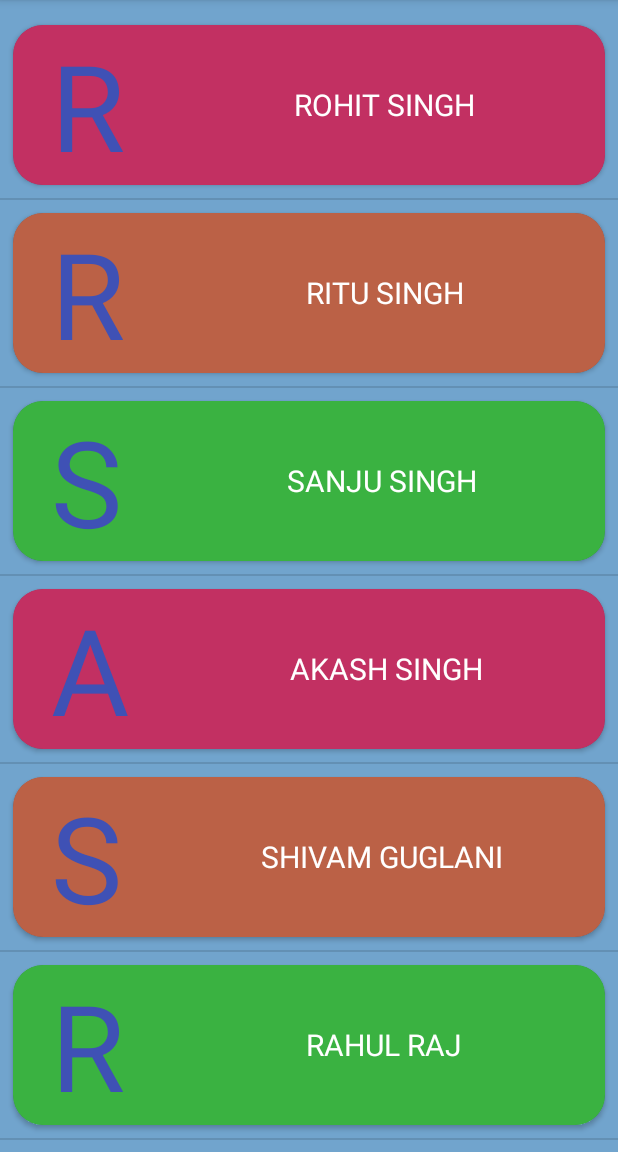
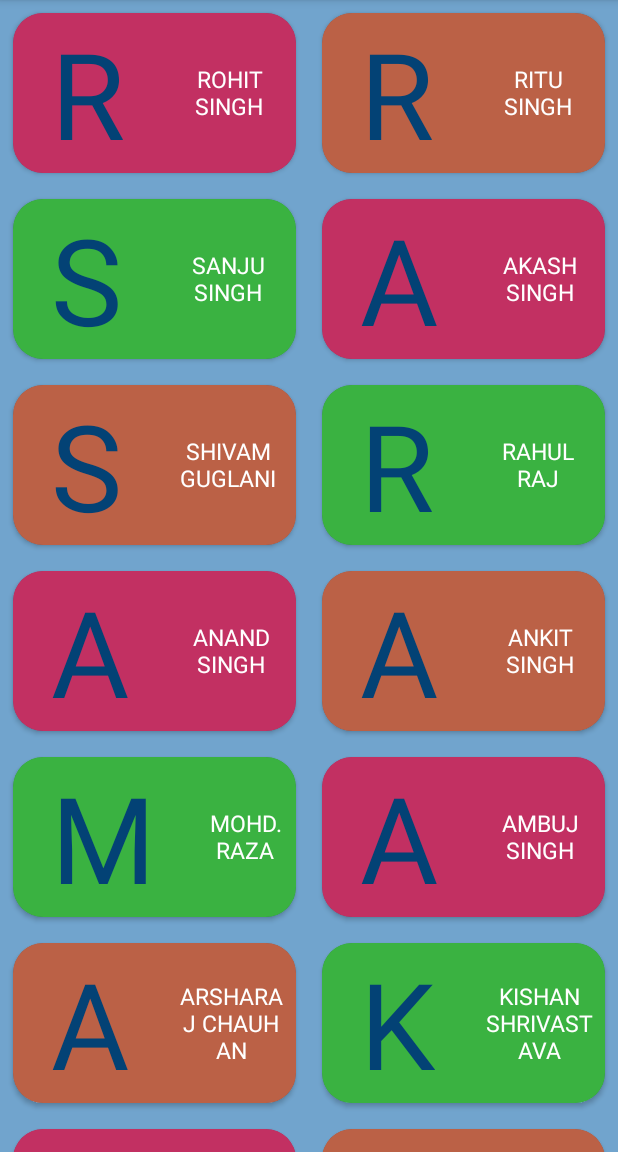
Before and after one commit to rohitsinghkcodes/-Linux--Android_Studio, an Android app: the screen it shows after launch (MainActivity), on a phone screen of 412 x 824 dp, the part 84-1236 px from its top. Run offline under Robolectric (Android 15) with nearby library versions, the phone set to English and light mode, and no system bars.

Commit message:
card+list: listVIew converted into gridView

```diff
--- a/CardList/app/src/main/java/com/example/cardlist/MainActivity.java
+++ b/CardList/app/src/main/java/com/example/cardlist/MainActivity.java
@@ -7,13 +7,14 @@ import android.view.LayoutInflater;
 import android.view.View;
 import android.view.ViewGroup;
 import android.widget.BaseAdapter;
+import android.widget.GridView;
 import android.widget.ListView;
 import android.widget.TextView;
 
 import java.util.ArrayList;
 
 public class MainActivity extends AppCompatActivity {
-    ListView list;
+    GridView gridView;
     ListAdap myAdapter;
     ArrayList<String> data = new ArrayList<>();
     ArrayList<Integer> colors = new ArrayList<>();
@@ -23,10 +24,10 @@ public class MainActivity extends AppCompatActivity {
         super.onCreate(savedInstanceState);
         setContentView(R.layout.activity_main);
 
-        list = findViewById(R.id.list);
+        gridView = findViewById(R.id.grid);
         myAdapter = new ListAdap();
 
-        list.setAdapter(myAdapter);
+        gridView.setAdapter(myAdapter);
 
         data.add("ROHIT SINGH");
         data.add("RITU SINGH");
@@ -40,18 +41,17 @@ public class MainActivity extends AppCompatActivity {
         data.add("AMBUJ SINGH");
         data.add("ARSHARAJ CHAUHAN");
 
+        data.add("KISHAN SHRIVASTAVA");
+        data.add("HRITIK ARORA");
+        data.add("SAHIL SHHRIVASTAVA");
+        data.add("VIBHOR TYAGI");
+        data.add("SHRAVAN PURWAR");
+        data.add("SACHIN BAGHEL");
 
         colors.add(R.color.PinkCard);
         colors.add(R.color.OrangeCard);
         colors.add(R.color.greenCard);
-        colors.add(R.color.PinkCard);
-        colors.add(R.color.OrangeCard);
-        colors.add(R.color.greenCard);;
-        colors.add(R.color.PinkCard);
-        colors.add(R.color.OrangeCard);
-        colors.add(R.color.greenCard);
-        colors.add(R.color.PinkCard);
-        colors.add(R.color.OrangeCard);
+
 
 
     }
@@ -79,8 +79,9 @@ public class MainActivity extends AppCompatActivity {
             View v = LayoutInflater.from(getApplicationContext()).inflate(R.layout.itemlayout, null);
             TextView initial = v.findViewById(R.id.initial);
             TextView name = v.findViewById(R.id.name);
-            initial.setBackgroundColor(getResources().getColor(colors.get(position)));
-            name.setBackgroundColor(getResources().getColor(colors.get(position)));
+            int pos = position%colors.size();
+            initial.setBackgroundColor(getResources().getColor(colors.get(pos)));
+            name.setBackgroundColor(getResources().getColor(colors.get(pos)));
 
             initial.setText(data.get(position).charAt(0) + "");
             name.setText(data.get(position));
--- a/CardList/app/src/main/res/layout/activity_main.xml
+++ b/CardList/app/src/main/res/layout/activity_main.xml
@@ -7,10 +7,9 @@
     android:background="@color/BackBlue"
     tools:context=".MainActivity">
 
-    <ListView
-        android:id="@+id/list"
+    <GridView
+        android:id="@+id/grid"
+        android:numColumns="2"
         android:layout_width="match_parent"
-        android:layout_height="match_parent"
-        android:layout_marginTop="8dp"
-        app:layout_constraintTop_toTopOf="parent" />
+        android:layout_height="match_parent" />
 </androidx.constraintlayout.widget.ConstraintLayout>
--- a/CardList/app/src/main/res/layout/itemlayout.xml
+++ b/CardList/app/src/main/res/layout/itemlayout.xml
@@ -22,7 +22,7 @@
             android:id="@+id/initial"
             android:layout_width="wrap_content"
             android:layout_height="wrap_content"
-            android:background="@color/LightYellow"
+            android:background="@color/OrangeCard"
             android:paddingHorizontal="25dp"
             android:text="R"
             android:textColor="@color/DarkBlue"
@@ -32,12 +32,13 @@
             android:id="@+id/name"
             android:layout_width="match_parent"
             android:layout_height="match_parent"
-            android:background="@color/LightYellow"
+            android:background="@color/OrangeCard"
             android:gravity="center"
             android:layout_gravity="center"
             android:text="ROHIT SINGH"
             android:textColor="@color/white"
-            android:textSize="20dp" />
+            android:textSize="15dp"
+            android:paddingHorizontal="8dp"/>
 
     </LinearLayout>
 
--- a/CardList/app/src/main/res/values/colors.xml
+++ b/CardList/app/src/main/res/values/colors.xml
@@ -3,7 +3,7 @@
     <color name="colorPrimary">#2196F3</color>
     <color name="colorPrimaryDark">#3F51B5</color>
     <color name="colorAccent">#03DAC5</color>
-    <color name="DarkBlue">#3F51B5</color>
+    <color name="DarkBlue">#034275</color>
     <color name="LightBlue">#6ABDFF</color>
     <color name="BackBlue">#B43982BC</color>
     <color name="Yellow">#FFC107</color>
@@ -11,6 +11,5 @@
     <color name="PinkCard">#BFFA3779</color>
     <color name="greenCard">#BF45E44C</color>
     <color name="OrangeCard">#BFF17953</color>
-    <color name="offwhile">#C5C0C0</color>
     <color name="white">#ffffff</color>
 </resources>
```
